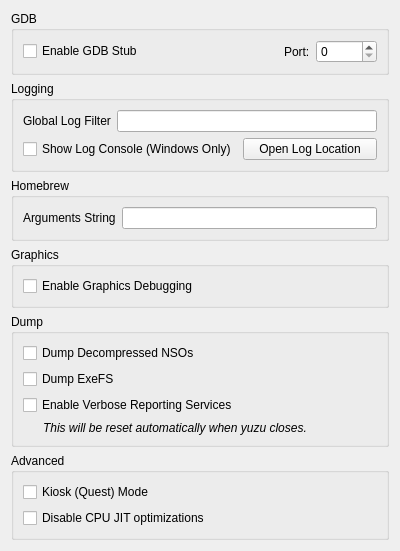
First picture: the form in src/yuzu/configuration/configure_debug.ui, repository NastySpaghetti/yuzu, before the edit.
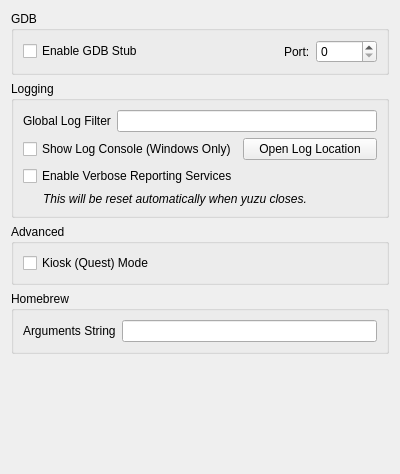
Second picture: the form after the edit.

```diff
--- a/src/yuzu/configuration/configure_debug.ui
+++ b/src/yuzu/configuration/configure_debug.ui
@@ -7,7 +7,7 @@
     <x>0</x>
     <y>0</y>
     <width>400</width>
-    <height>467</height>
+    <height>474</height>
    </rect>
   </property>
   <property name="windowTitle">
@@ -103,80 +103,6 @@
         </item>
        </layout>
       </item>
-     </layout>
-    </widget>
-   </item>
-   <item>
-    <widget class="QGroupBox" name="groupBox_3">
-     <property name="title">
-      <string>Homebrew</string>
-     </property>
-     <layout class="QVBoxLayout" name="verticalLayout_5">
-      <item>
-       <layout class="QHBoxLayout" name="horizontalLayout_4">
-        <item>
-         <widget class="QLabel" name="label_3">
-          <property name="text">
-           <string>Arguments String</string>
-          </property>
-         </widget>
-        </item>
-        <item>
-         <widget class="QLineEdit" name="homebrew_args_edit"/>
-        </item>
-       </layout>
-      </item>
-     </layout>
-    </widget>
-   </item>
-   <item>
-    <widget class="QGroupBox" name="groupBox_4">
-     <property name="title">
-      <string>Graphics</string>
-     </property>
-     <layout class="QVBoxLayout" name="verticalLayout_6">
-      <item>
-       <widget class="QCheckBox" name="enable_graphics_debugging">
-        <property name="enabled">
-         <bool>true</bool>
-        </property>
-        <property name="whatsThis">
-         <string>When checked, the graphics API enters in a slower debugging mode</string>
-        </property>
-        <property name="text">
-         <string>Enable Graphics Debugging</string>
-        </property>
-       </widget>
-      </item>
-     </layout>
-    </widget>
-   </item>
-   <item>
-    <widget class="QGroupBox" name="groupBox_5">
-     <property name="title">
-      <string>Dump</string>
-     </property>
-     <layout class="QVBoxLayout" name="verticalLayout_6">
-      <item>
-       <widget class="QCheckBox" name="dump_decompressed_nso">
-        <property name="whatsThis">
-         <string>When checked, any NSO yuzu tries to load or patch will be copied decompressed to the yuzu/dump directory.</string>
-        </property>
-        <property name="text">
-         <string>Dump Decompressed NSOs</string>
-        </property>
-       </widget>
-      </item>
-      <item>
-       <widget class="QCheckBox" name="dump_exefs">
-        <property name="whatsThis">
-         <string>When checked, any game that yuzu loads will have its ExeFS dumped to the yuzu/dump directory.</string>
-        </property>
-        <property name="text">
-         <string>Dump ExeFS</string>
-        </property>
-       </widget>
-      </item>
       <item>
        <widget class="QCheckBox" name="reporting_services">
         <property name="text">
@@ -203,11 +129,11 @@
     </widget>
    </item>
    <item>
-    <widget class="QGroupBox" name="groupBox_6">
+    <widget class="QGroupBox" name="groupBox_5">
      <property name="title">
       <string>Advanced</string>
      </property>
-     <layout class="QVBoxLayout" name="verticalLayout_7">
+     <layout class="QVBoxLayout" name="verticalLayout">
       <item>
        <widget class="QCheckBox" name="quest_flag">
         <property name="text">
@@ -215,12 +141,28 @@
         </property>
        </widget>
       </item>
+     </layout>
+    </widget>
+   </item>
+   <item>
+    <widget class="QGroupBox" name="groupBox_3">
+     <property name="title">
+      <string>Homebrew</string>
+     </property>
+     <layout class="QVBoxLayout" name="verticalLayout_5">
       <item>
-       <widget class="QCheckBox" name="disable_cpu_opt">
-        <property name="text">
-         <string>Disable CPU JIT optimizations</string>
-        </property>
-       </widget>
+       <layout class="QHBoxLayout" name="horizontalLayout_4">
+        <item>
+         <widget class="QLabel" name="label_3">
+          <property name="text">
+           <string>Arguments String</string>
+          </property>
+         </widget>
+        </item>
+        <item>
+         <widget class="QLineEdit" name="homebrew_args_edit"/>
+        </item>
+       </layout>
       </item>
      </layout>
     </widget>
```
Left out of the diff: 13 changed lines with no effect on the pictures.
